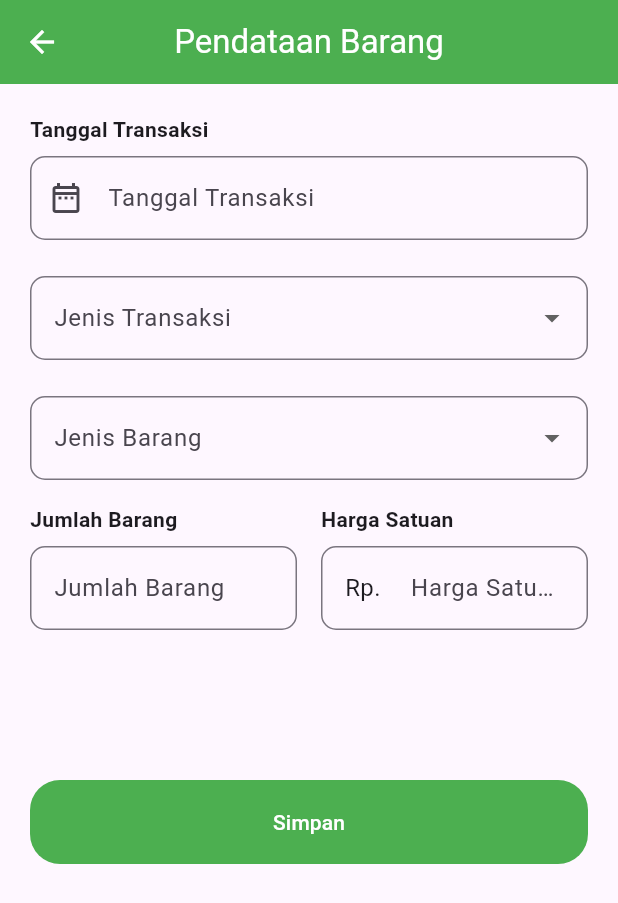
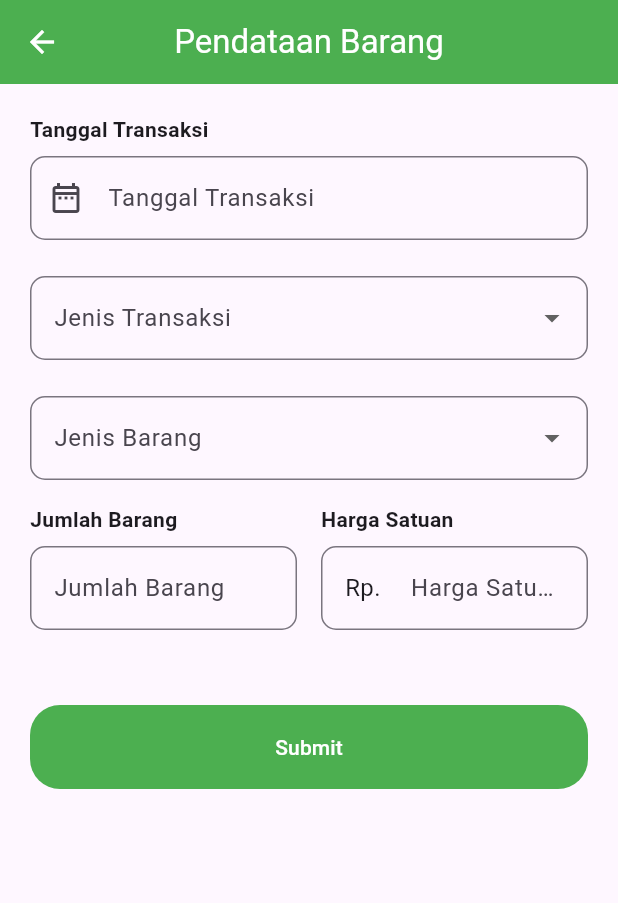
Before and after one commit to nadiacahyadewi/20220140001_UCP1Flutter, a Flutter app: the BarangPage screen opened directly, on a phone screen of 412 x 824 dp. Shown: the top 903 px of the screen. Run offline on Flutter 3.47's test engine with Material 3 defaults, Android fonts, the phone set to English and light mode, and no system bars.

Commit message:
mengganti tulisan dan jarak button

```diff
--- a/lib/barang_page.dart
+++ b/lib/barang_page.dart
@@ -248,7 +248,7 @@ class _BarangPageState extends State<BarangPage> {
                     ),
                   ],
                 ),
-                SizedBox(height: 100),
+                SizedBox(height: 50),
                 SizedBox(
                   width: 1000,
                   height: 56,
@@ -283,7 +283,7 @@ class _BarangPageState extends State<BarangPage> {
                         borderRadius: BorderRadius.circular(20),
                       ),
                     ),
-                    child: Text('Simpan'),
+                    child: Text('Submit'),
                   ),
                 ),
               ],
```
